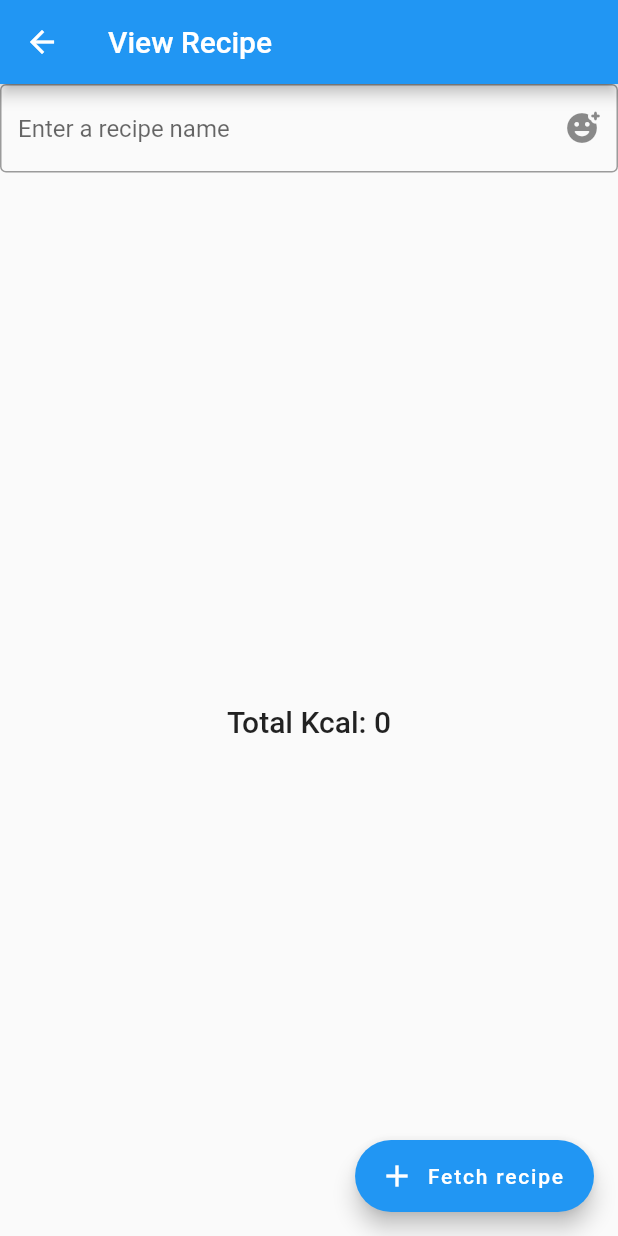
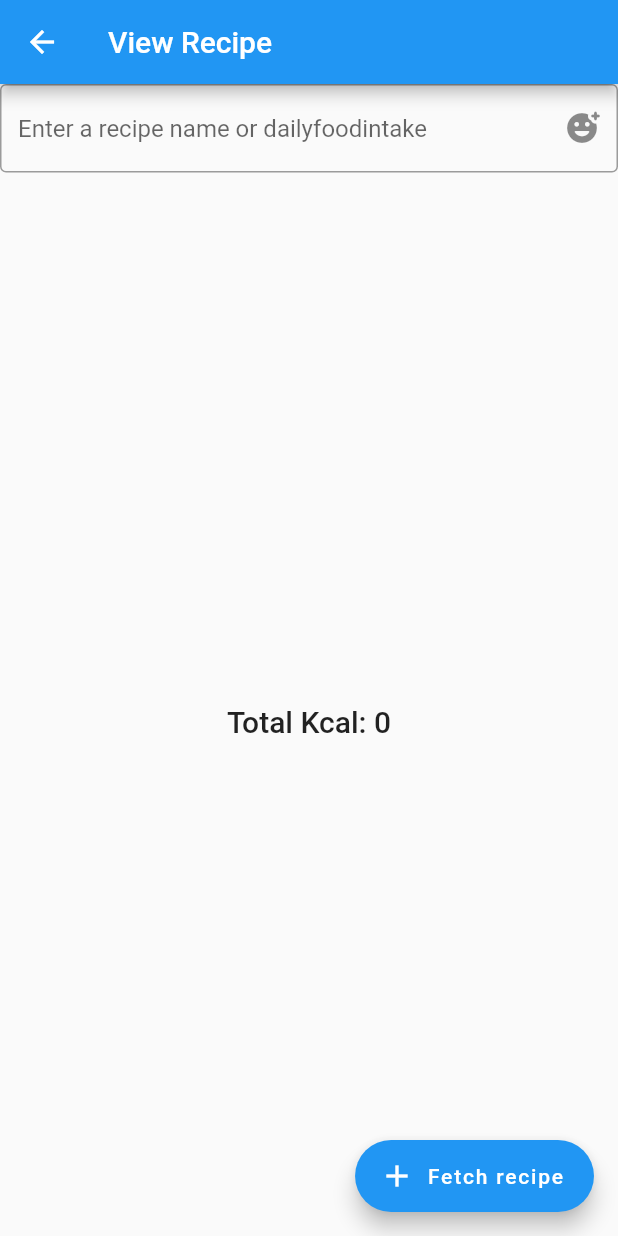
Before and after one commit to Minseok-Sakong/Food-Tracking-App, a Flutter app: the fetchData screen opened directly, on a phone screen of 412 x 824 dp. Run offline on Flutter 3.47's test engine with Material 2 defaults, Android fonts, the phone set to English and light mode, and no system bars; our stand-ins replace cloud_firestore, firebase_auth, firebase_core, firebase_storage, font_awesome_flutter, google_sign_in and 1 more; missing offline and left inert: flutter_barcode_scanner, flutter_google_sign_in_demo; accounts and stored records are empty.

Commit message:
Fixed errors on the front end

```diff
--- a/lib/fetch_data.dart
+++ b/lib/fetch_data.dart
@@ -35,7 +35,7 @@ class _fetchDataState extends State<fetchData> {
         controller: recipeName,
         decoration:  InputDecoration(
           border: OutlineInputBorder(),
-          hintText: 'Enter a recipe name',
+          hintText: 'Enter a recipe name or dailyfoodintake',
           suffixIcon: IconButton(
             icon: Icon(Icons.add_reaction_rounded),
             onPressed:() {
```
